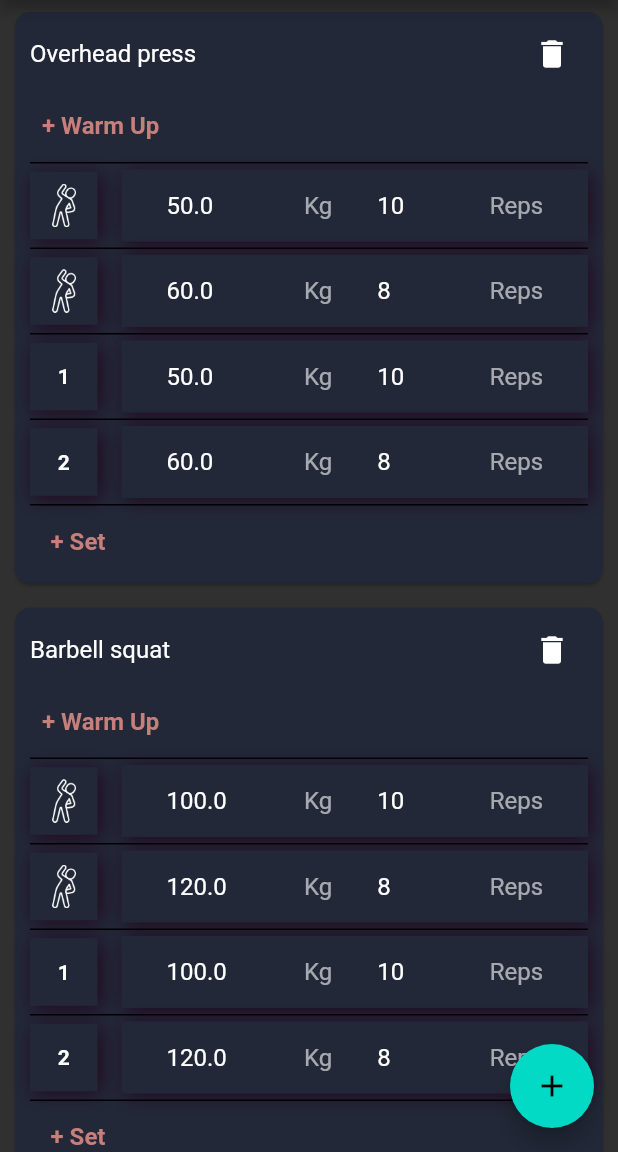
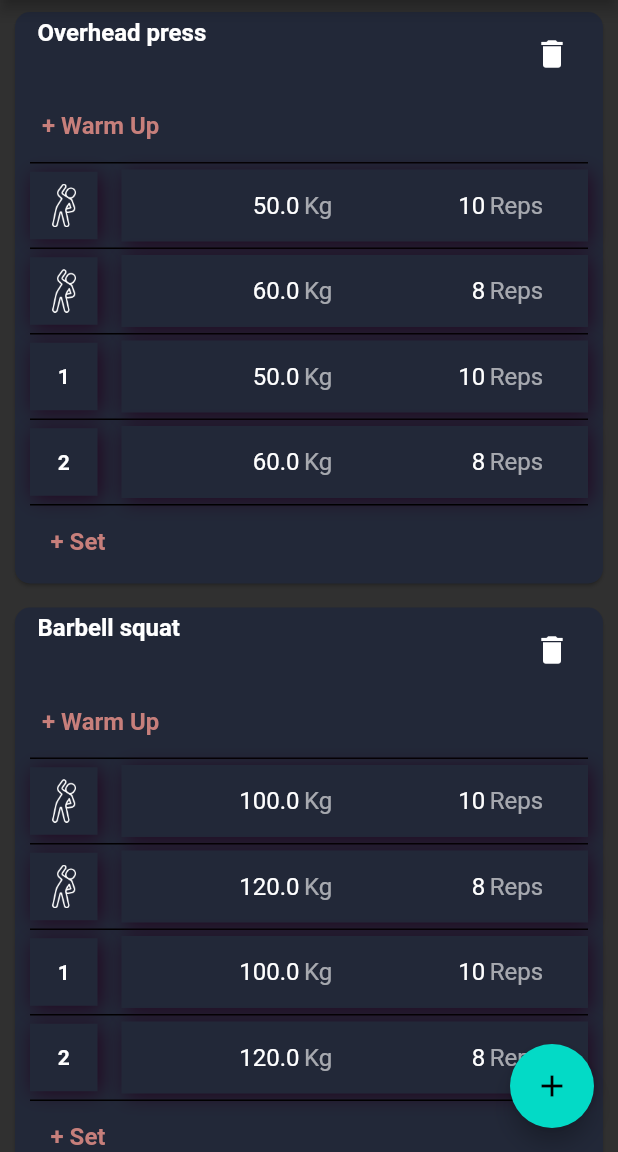
Before and after one commit to FebiWilson/AverageWorkoutLog, a Flutter app: the screen it shows after launch, on a phone screen of 412 x 824 dp, the part 84-1236 px from its top. Run offline on Flutter 3.47's test engine with Material 2 defaults, Android fonts, the phone set to English and light mode, and no system bars; drawn by our look-alikes of flutter_slidable.

Commit message:
FontBold

```diff
--- a/lib/WorkoutLog/workoutLogScreen.dart
+++ b/lib/WorkoutLog/workoutLogScreen.dart
@@ -60,8 +60,14 @@ class WorkoutLogEntryCard extends StatelessWidget {
         contentPadding: EdgeInsets.symmetric(horizontal: 10),
         title: Row(
           mainAxisAlignment: MainAxisAlignment.spaceBetween,
+          crossAxisAlignment: CrossAxisAlignment.start,
           children: [
-            Text(entry.workoutName),
+            SizedBox(width: 5),
+            Expanded(
+              child: Text(entry.workoutName, style: TextStyle(
+                fontWeight: FontWeight.bold
+              ),),
+            ),
             IconButton(
               onPressed: () {
                 workoutLogProvider.deleteEntry(entry);
@@ -71,6 +77,9 @@ class WorkoutLogEntryCard extends StatelessWidget {
           ],
         ),
         subtitle: Column(
+          crossAxisAlignment: CrossAxisAlignment.start,
+          children: [
+            Row(
               crossAxisAlignment: CrossAxisAlignment.start,
               children: [
                 TextButton(
@@ -86,6 +95,8 @@ class WorkoutLogEntryCard extends StatelessWidget {
                         fontSize: 16,
                       ),
                     )),
+              ],
+            ),
             Divider(
               color: Colors.black,
               height: 1.0,
@@ -210,6 +221,7 @@ class WarmUpList extends StatelessWidget {
                             ),
                             initialValue: warmUpRow.weight.toString(),
                             keyboardType: TextInputType.number,
+                            textAlign: TextAlign.right,
                             onChanged: (value) {
                               Provider.of<WorkoutLogProvider>(context,
                                       listen: false)
@@ -227,6 +239,7 @@ class WarmUpList extends StatelessWidget {
                             ),
                             initialValue: warmUpRow.reps.toString(),
                             keyboardType: TextInputType.number,
+                            textAlign: TextAlign.right,
                             onChanged: (value) {
                               Provider.of<WorkoutLogProvider>(context,
                                       listen: false)
@@ -341,6 +354,7 @@ class SetList extends StatelessWidget {
                             ),
                             initialValue: setRow.weight.toString(),
                             keyboardType: TextInputType.number,
+                            textAlign: TextAlign.right,
                             onChanged: (value) {
                               Provider.of<WorkoutLogProvider>(context,
                                       listen: false)
@@ -358,6 +372,7 @@ class SetList extends StatelessWidget {
                             ),
                             initialValue: setRow.reps.toString(),
                             keyboardType: TextInputType.number,
+                            textAlign: TextAlign.right,
                             onChanged: (value) {
                               Provider.of<WorkoutLogProvider>(context,
                                       listen: false)
```
Lines whose indentation alone changed are shown as unchanged.
